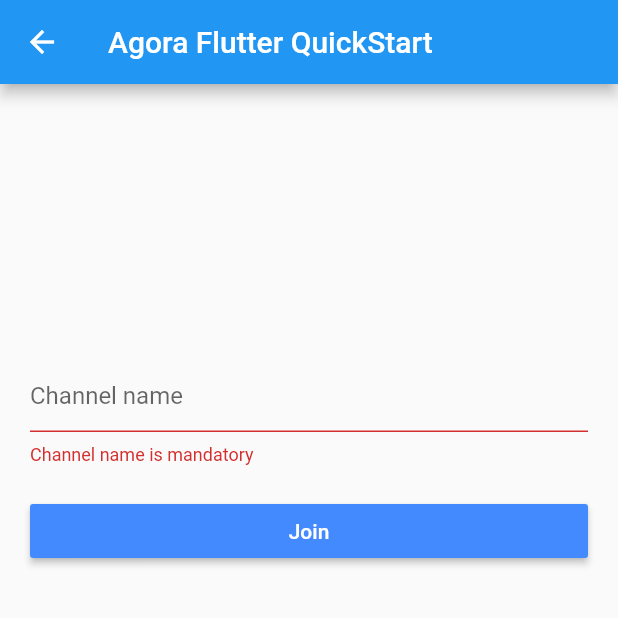
After one commit to vanshg395/physio_app, a Flutter app: the IndexPage screen opened directly, after a tap on "Join", on a phone screen of 412 x 824 dp, the top half of it. The commit adds this screen. Run offline on Flutter 3.47's test engine with Material 2 defaults, Android fonts, the phone set to English and light mode, and no system bars; our stand-ins replace dropdown_formfield, font_awesome_flutter, intl_phone_number_input, permission_handler, shared_preferences; missing offline and left inert: agora_rtc_engine; accounts and stored records are empty.

Commit message:
Video calling added

```diff
--- a/lib/main.dart
+++ b/lib/main.dart
@@ -5,6 +5,11 @@ import './doctor/doctor_register_screen.dart';
 import './patient/patient_register_screen.dart';
 import './login_screen.dart';
 import './providers/auth.dart';
+import './videocall/pages/index.dart';
+
+
+//IndexPage()    ---- Video Calling
+
 
 void main() => runApp(MyApp());
 
--- /dev/null
+++ b/lib/videocall/pages/index.dart
@@ -0,0 +1,103 @@
+import 'dart:async';
+
+import 'package:flutter/material.dart';
+import 'package:permission_handler/permission_handler.dart';
+import './call.dart';
+
+class IndexPage extends StatefulWidget {
+  @override
+  State<StatefulWidget> createState() => IndexState();
+}
+
+class IndexState extends State<IndexPage> {
+  /// create a channelController to retrieve text value
+  final _channelController = TextEditingController();
+
+  /// if channel textField is validated to have error
+  bool _validateError = false;
+
+  @override
+  void dispose() {
+    // dispose input controller
+    _channelController.dispose();
+    super.dispose();
+  }
+
+  @override
+  Widget build(BuildContext context) {
+    return Scaffold(
+      appBar: AppBar(
+        title: Text('Agora Flutter QuickStart'),
+      ),
+      body: Center(
+        child: Container(
+          padding: const EdgeInsets.symmetric(horizontal: 20),
+          height: 400,
+          child: Column(
+            children: <Widget>[
+              Row(
+                children: <Widget>[
+                  Expanded(
+                      child: TextField(
+                    controller: _channelController,
+                    decoration: InputDecoration(
+                      errorText:
+                          _validateError ? 'Channel name is mandatory' : null,
+                      border: UnderlineInputBorder(
+                        borderSide: BorderSide(width: 1),
+                      ),
+                      hintText: 'Channel name',
+                    ),
+                  ))
+                ],
+              ),
+              Padding(
+                padding: const EdgeInsets.symmetric(vertical: 20),
+                child: Row(
+                  children: <Widget>[
+                    Expanded(
+                      child: RaisedButton(
+                        onPressed: onJoin,
+                        child: Text('Join'),
+                        color: Colors.blueAccent,
+                        textColor: Colors.white,
+                      ),
+                    )
+                  ],
+                ),
+              )
+            ],
+          ),
+        ),
+      ),
+    );
+  }
+
+  Future<void> onJoin() async {
+    // update input validation
+    setState(() {
+      _channelController.text.isEmpty
+          ? _validateError = true
+          : _validateError = false;
+    });
+    if (_channelController.text.isNotEmpty) {
+      // await for camera and mic permissions before pushing video page
+      await _handleCameraAndMic();
+      // push video page with given channel name
+      await Navigator.push(
+        context,
+        MaterialPageRoute(
+          builder: (context) => CallPage(
+            channelName: _channelController.text,
+          ),
+        ),
+      );
+    }
+  }
+
+  Future<void> _handleCameraAndMic() async {
+    await PermissionHandler().requestPermissions(
+      [PermissionGroup.camera, PermissionGroup.microphone],
+    );
+  }
+}
--- /dev/null
+++ b/lib/videocall/utils/settings.dart
@@ -0,0 +1,2 @@
+// Agora AppId
+const APP_ID = '82cab24ffd1a4e84b5c676b3552ffc3d';
--- a/pubspec.yaml
+++ b/pubspec.yaml
@@ -31,6 +31,9 @@ dependencies:
   dropdown_formfield: ^0.1.1
   http: ^0.12.0+4
   shared_preferences: ^0.5.3+1
+  agora_rtc_engine: ^1.0.5
+  permission_handler: ^3.0.0
+
 
 dev_dependencies:
   flutter_test:
```
Also changed, not shown: lib/videocall/pages/call.dart (added, +315 -0 lines), pubspec.lock.
